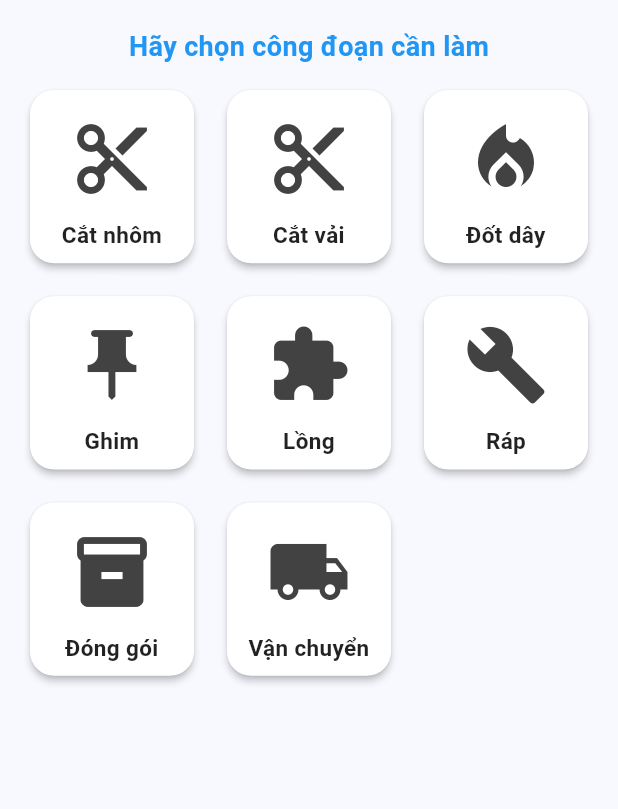
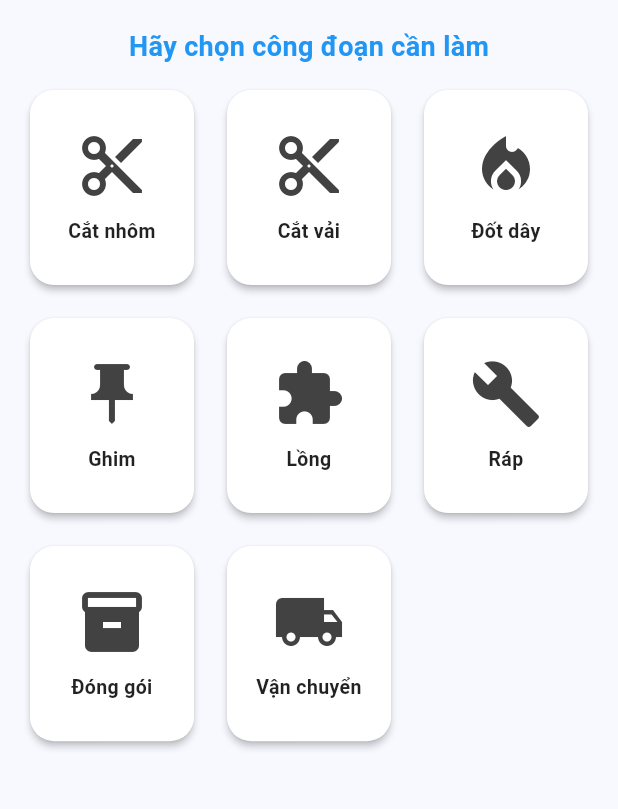
Before and after one commit to khanhzic/FlutterLogin, a Flutter app: the ProcessProductPage screen opened directly with empty values, on a phone screen of 412 x 824 dp, the part 243-1052 px from its top. Run offline on Flutter 3.47's test engine with Material 3 defaults, Android fonts, the phone set to English and light mode, and no system bars; our stand-ins replace equatable, flutter_bloc, flutter_svg, image_picker, permission_handler, shared_preferences; missing offline and left inert: qr_code_scanner_plus; accounts and stored records are empty.

Commit message:
update UI

```diff
--- a/lib/main.dart
+++ b/lib/main.dart
@@ -1,7 +1,6 @@
 import 'package:flutter/material.dart';
 import 'package:flutter_bloc/flutter_bloc.dart';
 import 'blocs/auth/auth_bloc.dart';
-import 'blocs/auth/auth_event.dart';
 import 'blocs/auth/auth_state.dart';
 import 'widgets/login_form.dart';
 import 'splash_screen.dart';
--- a/lib/pages/change_password_page.dart
+++ b/lib/pages/change_password_page.dart
@@ -23,7 +23,7 @@ class _ChangePasswordPageState extends State<ChangePasswordPage> {
     setState(() { _isLoading = true; });
     final prefs = await SharedPreferences.getInstance();
     final token = prefs.getString('access_token');
-    final url = Uri.parse('${baseUrl}/users/change-password');
+    final url = Uri.parse('$baseUrl/users/change-password');
     try {
       final response = await http.post(
         url,
--- a/lib/pages/process_product_page.dart
+++ b/lib/pages/process_product_page.dart
@@ -45,7 +45,7 @@ class ProcessProductPage extends StatelessWidget {
                 crossAxisCount: 3,
                 mainAxisSpacing: 14,
                 crossAxisSpacing: 14,
-                childAspectRatio: 0.95,
+                childAspectRatio: 0.85,
                 children: processItems.map((item) {
                   return Card(
                     elevation: 2,
@@ -64,15 +64,15 @@ class ProcessProductPage extends StatelessWidget {
                         );
                       },
                       child: Padding(
-                        padding: const EdgeInsets.symmetric(vertical: 18.0, horizontal: 8),
+                        padding: const EdgeInsets.symmetric(vertical: 16.0, horizontal: 8),
                         child: Column(
                           mainAxisAlignment: MainAxisAlignment.center,
                           children: [
-                            Icon(item.icon, size: 56, color: Colors.grey[800]),
-                            const SizedBox(height: 12),
+                            Icon(item.icon, size: 48, color: Colors.grey[800]),
+                            const SizedBox(height: 10),
                             Text(
                               item.label,
-                              style: const TextStyle(fontWeight: FontWeight.w600, fontSize: 15, color: Colors.black87),
+                              style: const TextStyle(fontWeight: FontWeight.w600, fontSize: 13, color: Colors.black87),
                               textAlign: TextAlign.center,
                             ),
                           ],
--- a/lib/pages/selection_page.dart
+++ b/lib/pages/selection_page.dart
@@ -1,6 +1,5 @@
 import 'package:flutter/material.dart';
 import 'process_detail_page.dart'; // Import the new ProcessDetailPage
-import '../models/app_icons.dart';
 import 'package:flutter_svg/flutter_svg.dart';
 
 class SelectionPage extends StatelessWidget {
--- a/lib/splash_screen.dart
+++ b/lib/splash_screen.dart
@@ -7,7 +7,7 @@ import 'models/user.dart';
 import 'pages/home_page.dart';
 
 class SplashScreen extends StatefulWidget {
-  const SplashScreen({Key? key}) : super(key: key);
+  const SplashScreen({super.key});
 
   @override
   State<SplashScreen> createState() => _SplashScreenState();
--- a/lib/widgets/login_form.dart
+++ b/lib/widgets/login_form.dart
@@ -1,6 +1,5 @@
 import 'package:flutter/material.dart';
 import 'package:flutter_bloc/flutter_bloc.dart';
-import 'package:flutter_svg/flutter_svg.dart';
 import '../blocs/auth/auth_bloc.dart';
 import '../blocs/auth/auth_event.dart';
 import '../blocs/auth/auth_state.dart';
```
Also changed, not shown: lib/pages/my_profile.dart (+6 -10 lines), lib/pages/process_detail_page.dart (+10 -10 lines), lib/pages/products_page.dart (+14 -14 lines).
